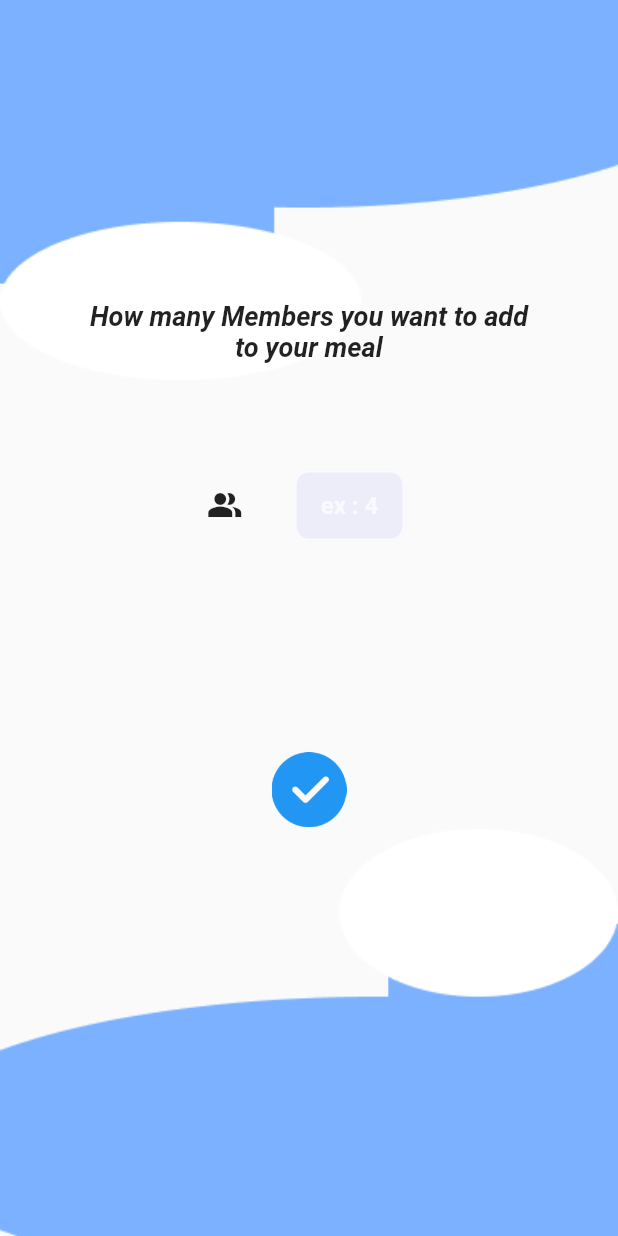
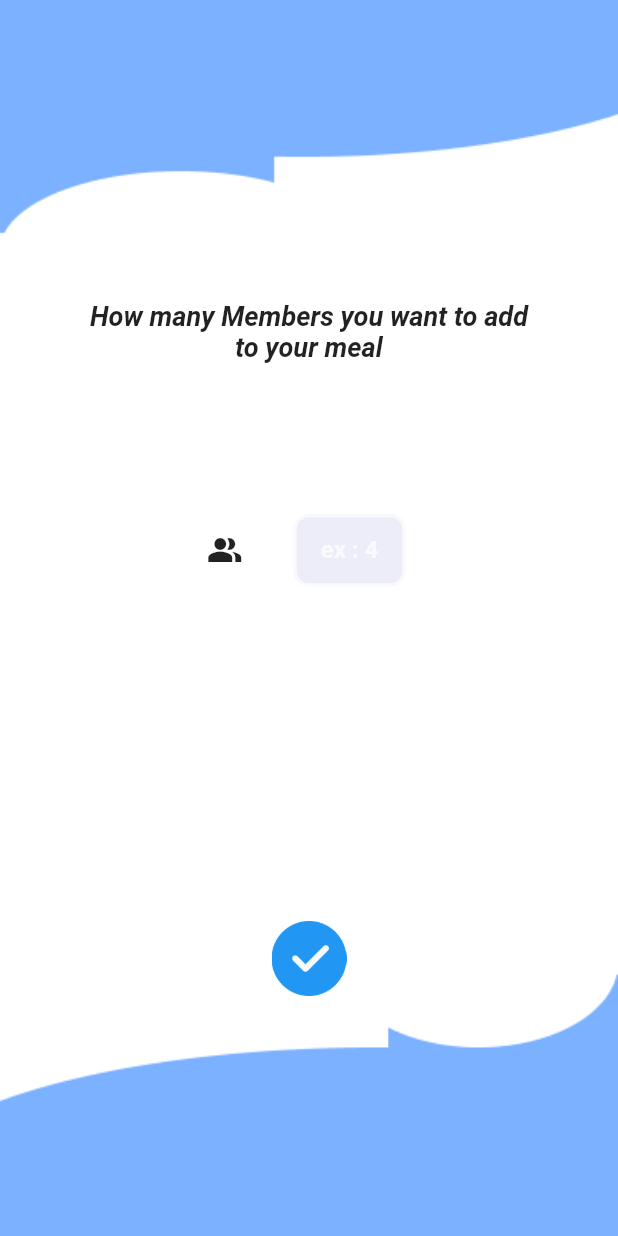
Before and after one commit to AbuShyedHemel/daily_calculation, a Flutter app: the screen it shows after launch, on a phone screen of 412 x 824 dp. Run offline on Flutter 3.47's test engine with Material 2 defaults, Android fonts, the phone set to English and light mode, and no system bars; our stand-ins replace get; Roboto replaces fonts that are missing (OpenSans).

```diff
--- a/lib/view/homepage/homepage.dart
+++ b/lib/view/homepage/homepage.dart
@@ -1,8 +1,8 @@
-import 'package:dayly_calculation/view/landingpage/landingpageui.dart';
 import 'package:flutter/material.dart';
 import 'package:get/get.dart';
 import '../../controler/buttonwid/mybutton.dart';
 import '../../controler/textfieldwid/customtextfield.dart';
+import '../memberinput/memberinput.dart';
 
 class HomePage extends StatelessWidget {
   HomePage({super.key});
@@ -12,22 +12,20 @@ class HomePage extends StatelessWidget {
   @override
   Widget build(BuildContext context) {
     var size = MediaQuery.of(context).size;
-    return Scaffold(
-      body: SingleChildScrollView(
-        child: SizedBox(
+    return Container(
+      decoration: const BoxDecoration(
+          image: DecorationImage(
+              image: AssetImage('assets/images/background.png'),
+              fit: BoxFit.cover)),
+      child: Scaffold(
+        backgroundColor: Colors.transparent,
+        body: SizedBox(
           height: size.height,
           width: size.width,
           child: Column(
               mainAxisAlignment: MainAxisAlignment.spaceBetween,
               children: [
                 //start image and text
-                Stack(
-                  children: [
-                    Image.asset(
-                      'assets/images/beginingbag.png',
-                      width: size.width,
-                      fit: BoxFit.cover,
-                    ),
                 const Padding(
                   padding: EdgeInsets.only(top: 200, left: 50, right: 50),
                   child: Text(
@@ -38,8 +36,6 @@ class HomePage extends StatelessWidget {
                         fontWeight: FontWeight.bold),
                     textAlign: TextAlign.center,
                   ),
-                    )
-                  ],
                 ),
                 //icon and text field
                 Row(
@@ -72,22 +68,18 @@ class HomePage extends StatelessWidget {
                   height: 80,
                 ),
                 //button here
-                ElevatedButton(
+                Padding(
+                  padding: const EdgeInsets.only(bottom: 160),
+                  child: ElevatedButton(
                     style: buttonstyles,
-                  onPressed: () => Get.to(const DesignLand()),
+                    onPressed: () => Get.to(const MemberInput()),
                     child: Image.asset(
                       'assets/icons/check.png',
                       height: 50,
                       width: 50,
                     ),
                   ),
-                //end image
-                SizedBox(
-                    width: size.width,
-                    child: Image.asset(
-                      'assets/images/endbeg.png',
-                      fit: BoxFit.fitWidth,
-                    )),
+                ),
               ]),
         ),
       ),
--- a/pubspec.yaml
+++ b/pubspec.yaml
@@ -62,8 +62,7 @@ flutter:
 
   # To add assets to your application, add an assets section, like this:
   assets:
-    - assets/images/beginingbag.png
-    - assets/images/endbeg.png
+    - assets/images/background.png
     - assets/icons/check.png
 
   # An image asset can refer to one or more resolution-specific "variants", see
```
Also changed, not shown: lib/view/landingpage/landingpageui.dart (deleted, +0 -20 lines), lib/view/memberinput/memberinput.dart (added, +34 -0 lines), assets/images/background.png (added), assets/images/beginingbag.png (deleted), assets/images/endbeg.png (deleted). Lines whose indentation alone changed are shown as unchanged.
